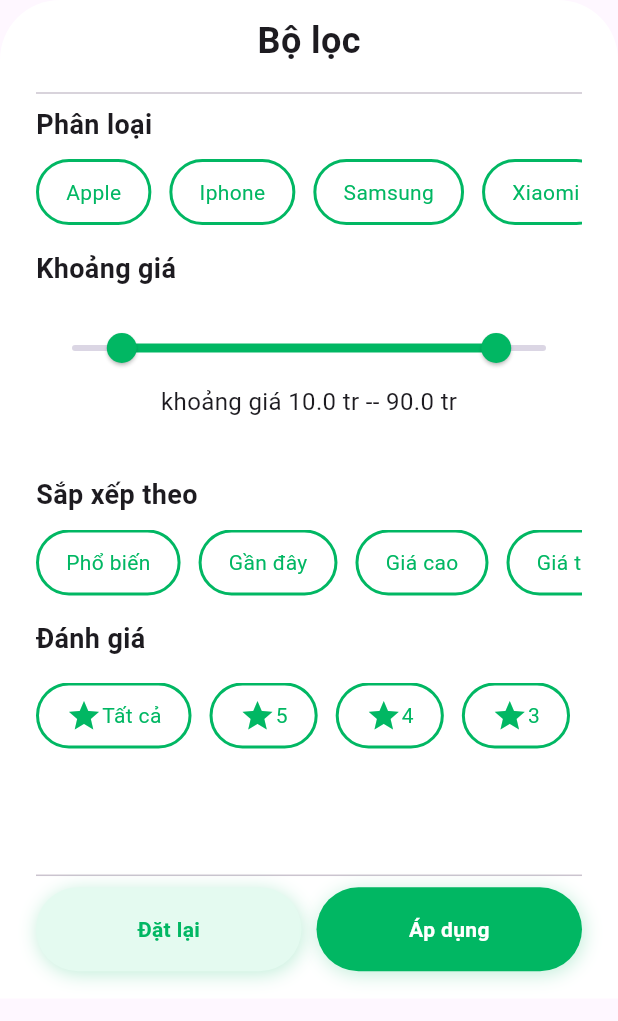
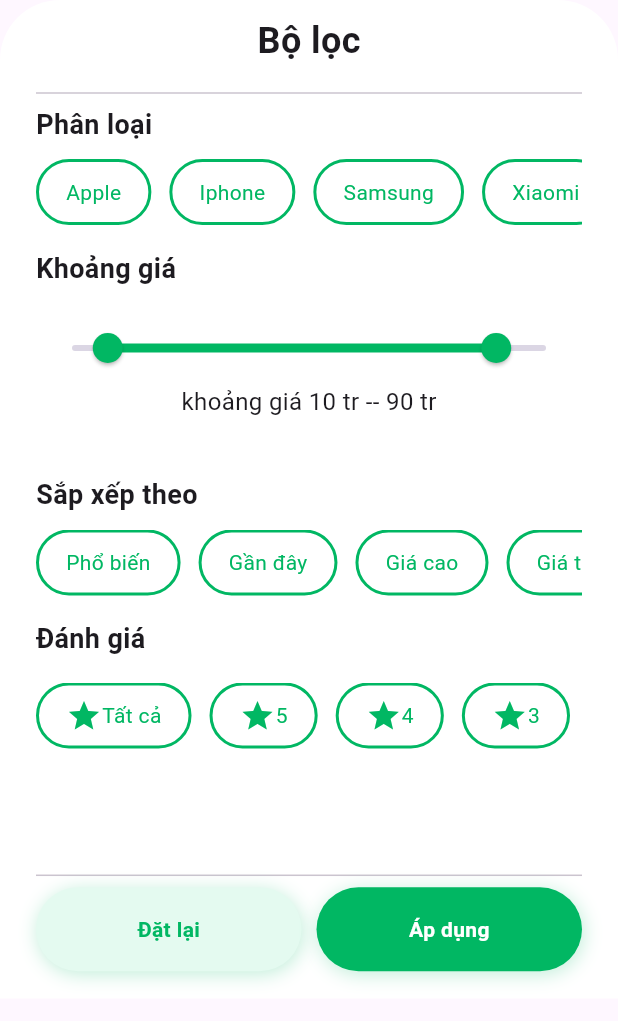
Before and after one commit to doanvanquoc/app_thuong_mai_dien_tu, a Flutter app: the SearchFilter widget shown alone on an empty page, opened directly, after a tap on "Đặt lại", on a phone screen of 412 x 824 dp. Shown: the top 1021 px of the screen. Run offline on Flutter 3.47's test engine with Material 3 defaults, Android fonts, the phone set to English and light mode, and no system bars; our stand-ins replace carousel_slider, flutter_rating_bar, font_awesome_flutter, google_fonts, lottie, smooth_page_indicator; Roboto replaces fonts that are missing (Sarabun).

Commit message:
update file search_filter

```diff
--- a/lib/views/search/widgets/search_filter.dart
+++ b/lib/views/search/widgets/search_filter.dart
@@ -36,14 +36,12 @@ class _SearchFilterState extends State<SearchFilter> {
   void checkOption(value) {
     setState(() {
       checkCategory = value;
-      print(checkCategory);
     });
   }
 
   @override
   Widget build(BuildContext context) {
-    return Expanded(
-      child: Container(
+    return Container(
       padding: const EdgeInsets.symmetric(horizontal: 24),
       decoration: const BoxDecoration(
         color: Colors.white,
@@ -92,10 +90,9 @@ class _SearchFilterState extends State<SearchFilter> {
                           child: Column(
                             children: [
                               RangeSlider(
-                                  mouseCursor:
-                                      MaterialStateMouseCursor.clickable,
+                                mouseCursor: MaterialStateMouseCursor.clickable,
                                 activeColor: AppColor.primaryColor,
-                                  min: 0,
+                                min: 3,
                                 max: 100,
                                 values: rangeValues,
                                 onChanged: (value) {
@@ -106,12 +103,12 @@ class _SearchFilterState extends State<SearchFilter> {
                                 },
                                 divisions: 100,
                                 labels: RangeLabels(
-                                    rangeValues.start.round().toString(),
-                                    rangeValues.end.round().toString(),
+                                  rangeValues.start.round().toInt().toString(),
+                                  rangeValues.end.round().toInt().toString(),
                                 ),
                               ),
                               Text(
-                                  'khoảng giá ${rangeValues.start} tr -- ${rangeValues.end} tr',
+                                'khoảng giá ${rangeValues.start.toInt()} tr -- ${rangeValues.end.toInt()} tr',
                                 style: const TextStyle(fontSize: 16),
                               ),
                             ],
@@ -129,8 +126,7 @@ class _SearchFilterState extends State<SearchFilter> {
                   const SizedBox(height: 16),
                   const Text(
                     'Đánh giá',
-                      style:
-                          TextStyle(fontWeight: FontWeight.bold, fontSize: 18),
+                    style: TextStyle(fontWeight: FontWeight.bold, fontSize: 18),
                   ),
                   const SizedBox(height: 16),
                   ReviewOption(
@@ -147,7 +143,11 @@ class _SearchFilterState extends State<SearchFilter> {
             children: [
               Expanded(
                 child: MyButton(
-                    onTap: () {},
+                  onTap: () {
+                    setState(() {
+                      rangeValues = const RangeValues(10, 90);
+                    });
+                  },
                   content: 'Đặt lại',
                   backgroundColor: const Color(0xFFe4faf0),
                   textColor: AppColor.primaryColor,
@@ -161,7 +161,6 @@ class _SearchFilterState extends State<SearchFilter> {
           ),
         ],
       ),
-      ),
     );
   }
 }
```
Lines whose indentation alone changed are shown as unchanged.
